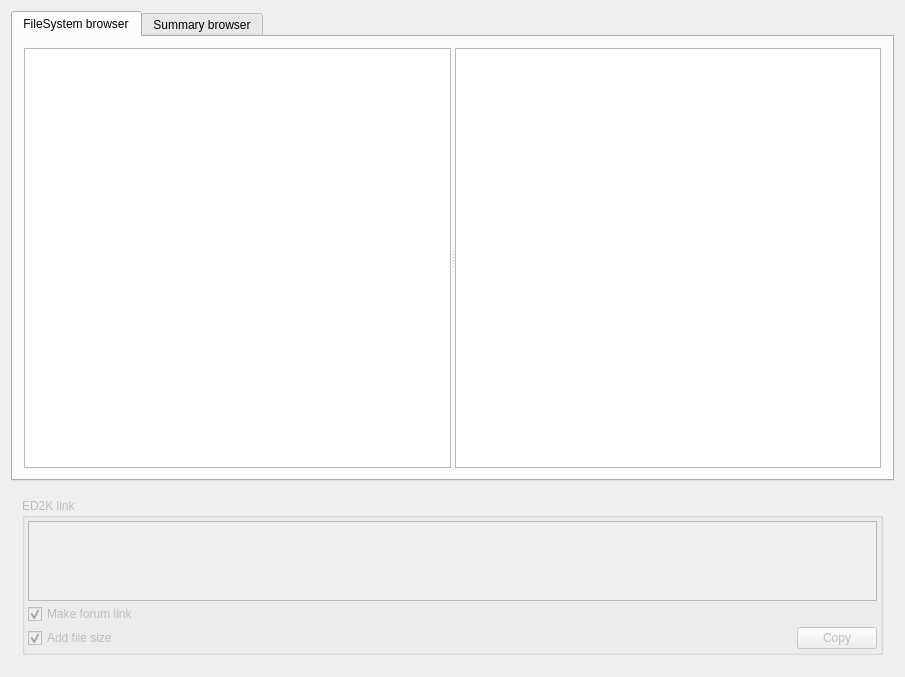
The window that src/files_widget.ui (qmule/qmule) describes before a commit, drawn with Qt 5.
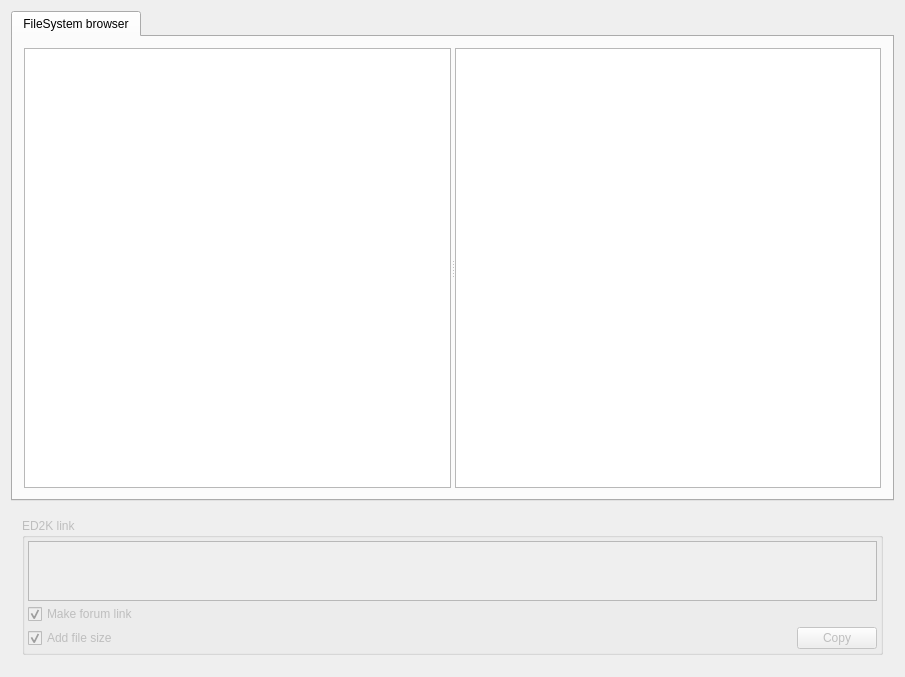
The same window after the commit.

Diff of the .ui file:
```diff
--- a/src/files_widget.ui
+++ b/src/files_widget.ui
@@ -62,6 +62,9 @@
           <attribute name="horizontalHeaderHighlightSections">
            <bool>false</bool>
           </attribute>
+          <attribute name="horizontalHeaderMinimumSectionSize">
+           <number>10</number>
+          </attribute>
           <attribute name="verticalHeaderVisible">
            <bool>false</bool>
           </attribute>
@@ -73,14 +76,6 @@
        </item>
       </layout>
      </widget>
-     <widget class="QWidget" name="tab_2">
-      <property name="enabled">
-       <bool>false</bool>
-      </property>
-      <attribute name="title">
-       <string>Summary browser</string>
-      </attribute>
-     </widget>
     </widget>
    </item>
    <item>
@@ -108,6 +103,31 @@
           <property name="spacing">
            <number>3</number>
           </property>
+          <item row="0" column="0" colspan="2">
+           <widget class="QPlainTextEdit" name="editLink">
+            <property name="sizePolicy">
+             <sizepolicy hsizetype="Expanding" vsizetype="Fixed">
+              <horstretch>0</horstretch>
+              <verstretch>0</verstretch>
+             </sizepolicy>
+            </property>
+            <property name="minimumSize">
+             <size>
+              <width>0</width>
+              <height>40</height>
+             </size>
+            </property>
+            <property name="maximumSize">
+             <size>
+              <width>16777215</width>
+              <height>60</height>
+             </size>
+            </property>
+            <property name="readOnly">
+             <bool>false</bool>
+            </property>
+           </widget>
+          </item>
           <item row="4" column="0">
            <widget class="QCheckBox" name="checkSize">
             <property name="enabled">
@@ -150,31 +170,6 @@
             </property>
            </widget>
           </item>
-          <item row="2" column="0" colspan="2">
-           <widget class="QPlainTextEdit" name="editLink">
-            <property name="sizePolicy">
-             <sizepolicy hsizetype="Expanding" vsizetype="Fixed">
-              <horstretch>0</horstretch>
-              <verstretch>0</verstretch>
-             </sizepolicy>
-            </property>
-            <property name="minimumSize">
-             <size>
-              <width>0</width>
-              <height>80</height>
-             </size>
-            </property>
-            <property name="maximumSize">
-             <size>
-              <width>16777215</width>
-              <height>80</height>
-             </size>
-            </property>
-            <property name="readOnly">
-             <bool>true</bool>
-            </property>
-           </widget>
-          </item>
          </layout>
         </widget>
        </item>
```
Left out of the diff: 2 changed lines with no effect on the pictures.
